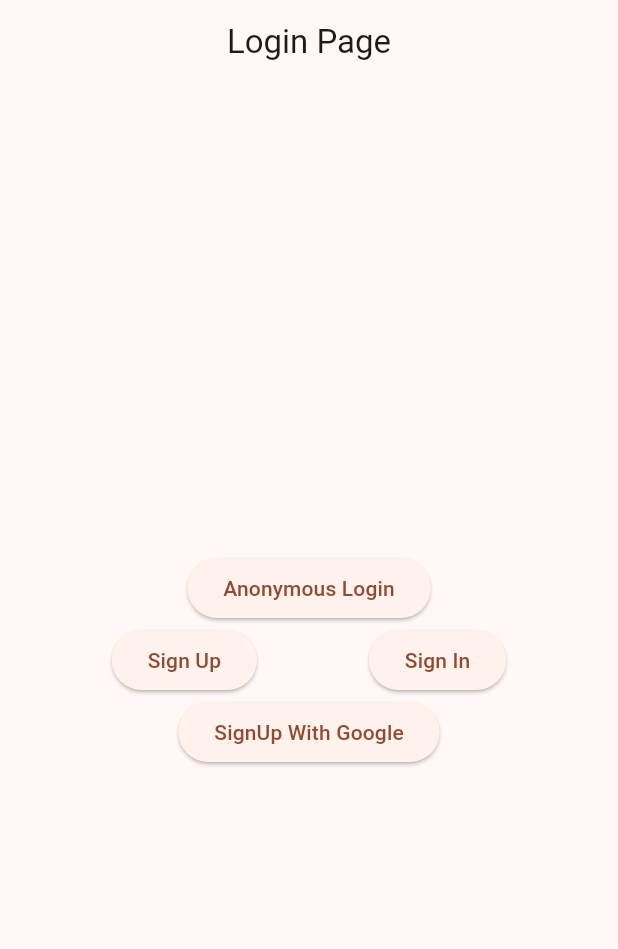
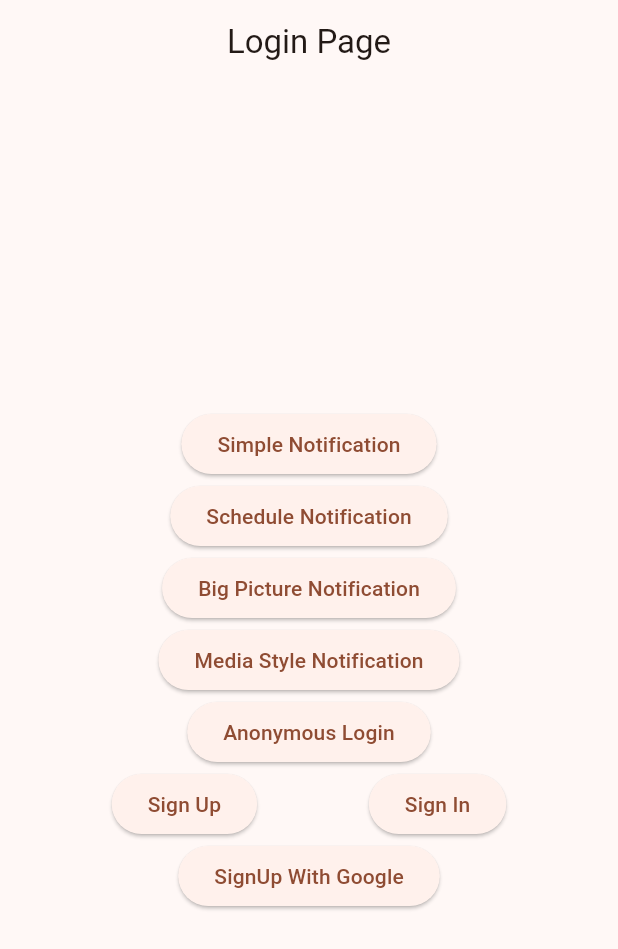
Before and after one commit to Sahil7698/fire_base_app, a Flutter app: the screen it shows after launch, after a tap on "Anonymous Login", on a phone screen of 412 x 824 dp. Shown: the top 949 px of the screen. Run offline on Flutter 3.47's test engine with Material 2 defaults, Android fonts, the phone set to English and light mode, and no system bars; our stand-ins replace cloud_firestore, firebase_auth, firebase_core, flutter_local_notifications; accounts and stored records are empty; network calls fail.

Commit message:
19/04/2023

```diff
--- /dev/null
+++ b/lib/helper/local_notification_helpers.dart
@@ -0,0 +1,44 @@
+import 'package:flutter_local_notifications/flutter_local_notifications.dart';
+
+class LocalNotificationHelper {
+  LocalNotificationHelper._();
+
+  static final LocalNotificationHelper localNotificationHelper =
+      LocalNotificationHelper._();
+
+  static final FlutterLocalNotificationsPlugin flutterLocalNotificationsPlugin =
+      FlutterLocalNotificationsPlugin();
+
+  Future<void> initLocalNotifications() async {
+    var androidInitializationSettings =
+        const AndroidInitializationSettings("mipmap/ic_luncher");
+    var iosInitializationSettings = const DarwinInitializationSettings();
+
+    var initializationSettings = InitializationSettings(
+        android: androidInitializationSettings, iOS: iosInitializationSettings);
+
+    await flutterLocalNotificationsPlugin.initialize(initializationSettings,
+        onDidReceiveNotificationResponse: (NotificationResponse response) {
+      print("********************************");
+      print("Payload => ${response.payload}");
+      print("********************************");
+    });
+  }
+
+  Future<void> showSimpleNotification() async {
+    var androidNotificationDetails = const AndroidNotificationDetails(
+      "1",
+      "Simple Channel",
+      importance: Importance.max,
+      priority: Priority.max,
+    );
+    var iosNotificationDetails = const DarwinNotificationDetails();
+
+    var notificationDetails = NotificationDetails(
+        android: androidNotificationDetails, iOS: iosNotificationDetails);
+
+    await flutterLocalNotificationsPlugin.show(
+        1, "Simple Notification", "Dummy Body", notificationDetails,
+        payload: "Sample Payload");
+  }
+}
--- a/lib/view/screens/home.dart
+++ b/lib/view/screens/home.dart
@@ -33,7 +33,6 @@ class _Home_PageState extends State<Home_Page> {
           IconButton(
             onPressed: () async {
               await FirebaseAuthHelper.firebaseAuthHelper.logOut();
-
               Navigator.of(context)
                   .pushNamedAndRemoveUntil('login_page', (route) => false);
             },
--- a/lib/view/screens/loginpage.dart
+++ b/lib/view/screens/loginpage.dart
@@ -1,4 +1,5 @@
 import 'package:fire_base_app/helper/fire_base_helper.dart';
+import 'package:fire_base_app/helper/local_notification_helpers.dart';
 import 'package:firebase_auth/firebase_auth.dart';
 import 'package:flutter/material.dart';
 
@@ -10,6 +11,17 @@ class Login_Page extends StatefulWidget {
 }
 
 class _Login_PageState extends State<Login_Page> {
+  @override
+  initNotification() async {
+    await LocalNotificationHelper.localNotificationHelper
+        .initLocalNotifications();
+  }
+
+  void initState() {
+    super.initState();
+    initNotification();
+  }
+
   @override
   Widget build(BuildContext context) {
     return Scaffold(
@@ -23,6 +35,16 @@ class _Login_PageState extends State<Login_Page> {
         child: Column(
           mainAxisAlignment: MainAxisAlignment.center,
           children: [
+            ElevatedButton(
+                onPressed: () {}, child: const Text("Simple Notification")),
+            ElevatedButton(
+                onPressed: () {}, child: const Text("Schedule Notification")),
+            ElevatedButton(
+                onPressed: () {},
+                child: const Text("Big Picture Notification")),
+            ElevatedButton(
+                onPressed: () {},
+                child: const Text("Media Style Notification")),
             ElevatedButton(
               onPressed: () async {
                 User? user = await FirebaseAuthHelper.firebaseAuthHelper
--- a/pubspec.yaml
+++ b/pubspec.yaml
@@ -38,6 +38,7 @@ dependencies:
   firebase_core:
   firebase_auth:
   cloud_firestore:
+  flutter_local_notifications: ^13.0.0
 
 dev_dependencies:
   flutter_test:
```
Also changed, not shown: pubspec.lock, 2 other files.
